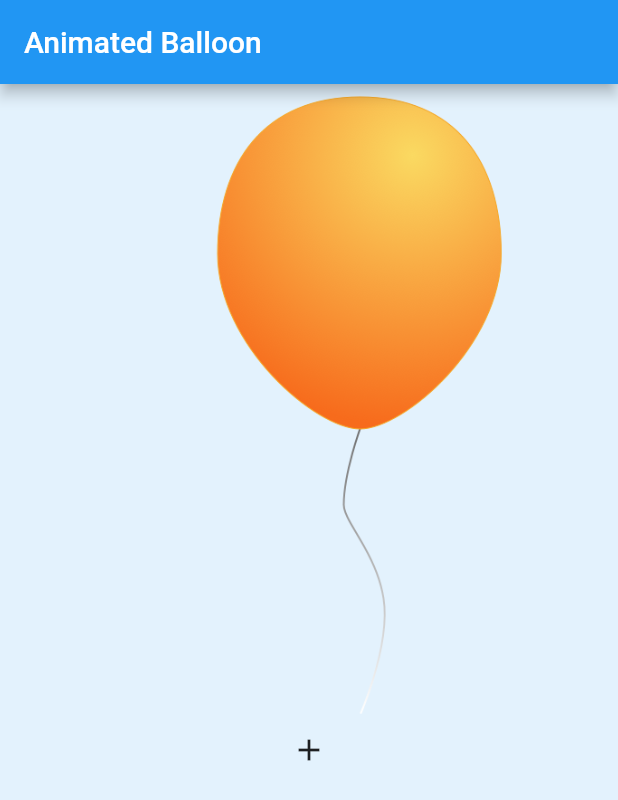
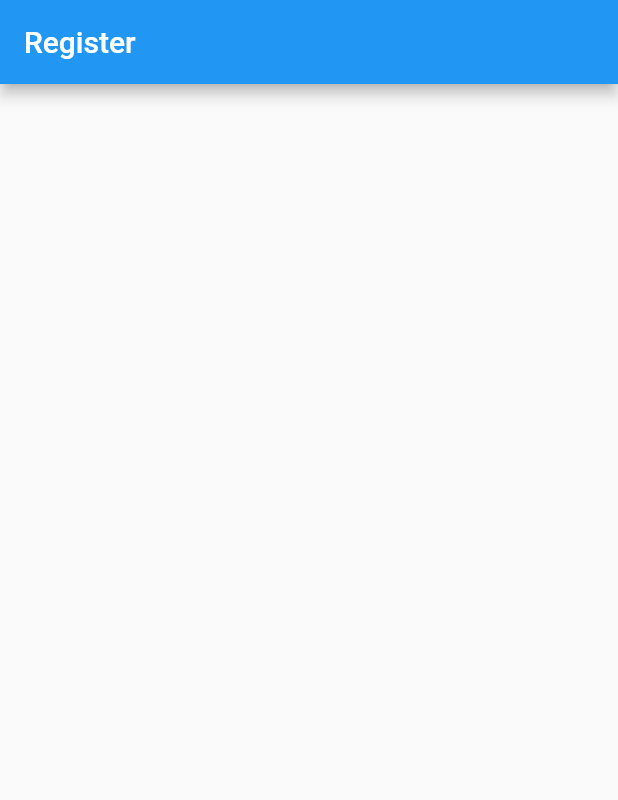
Before and after one commit to xaakib/flutter_everything, a Flutter app: the screen it shows after launch, on a phone screen of 412 x 824 dp. Shown: the top 800 px of the screen. Run offline on Flutter 3.47's test engine with Material 2 defaults, Android fonts, the phone set to English and light mode, and no system bars.

Commit message:
working on register screen for Phon OTP

```diff
--- /dev/null
+++ b/lib/PhoneOTP/screens/register.dart
@@ -0,0 +1,12 @@
+import 'package:flutter/cupertino.dart';
+import 'package:flutter/material.dart';
+
+class RegisterScreen extends StatelessWidget {
+  @override
+  Widget build(BuildContext context) {
+    return Scaffold(
+        appBar: AppBar(
+      title: Text("Register"),
+    ));
+  }
+}
--- a/lib/main.dart
+++ b/lib/main.dart
@@ -1,6 +1,6 @@
 import 'package:flutter/material.dart';
 
-import 'Floating_Bellon/pages/home.dart';
+import 'PhoneOTP/screens/register.dart';
 
 void main() {
   runApp(MyApp());
@@ -16,7 +16,7 @@ class MyApp extends StatelessWidget {
       theme: ThemeData(
         primarySwatch: Colors.blue,
       ),
-      home: Home(),
+      home: RegisterScreen(),
     );
   }
 }
```
Also changed, not shown: lib/PhoneOTP/screens/verifications.dart (added, +10 -0 lines).
